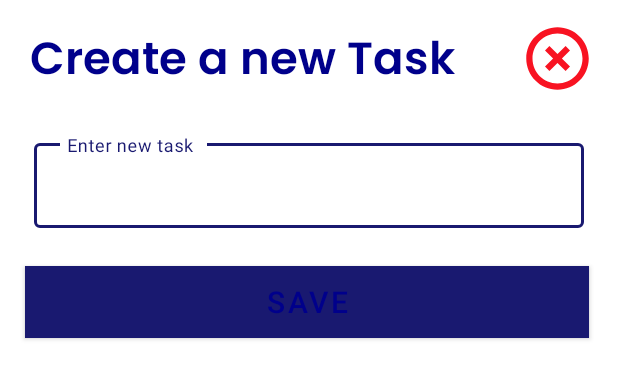
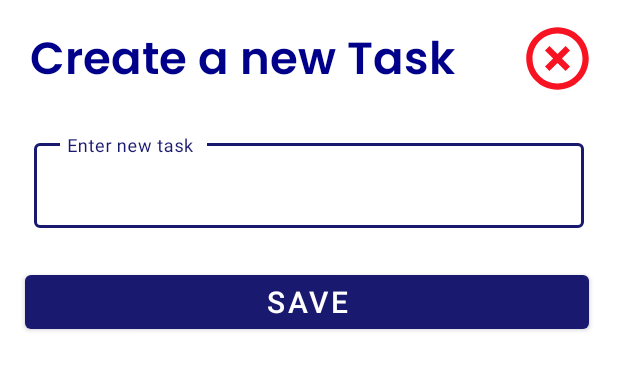
Before and after one commit to sreeginy/ToDo-List, an Android app: the layout add_newtask.xml on its own in the app's theme, with its tools: preview values and no code run, on a phone screen of 412 x 824 dp. Shown: the top 379 px of the screen. Run offline under Robolectric (Android 15) with nearby library versions, the light colour scheme and no system bars; Roboto replaces fonts that are not available here.

Commit message:
modify code

```diff
--- a/app/src/main/java/com/sreeginy/todolist/Utils/DatabaseHelper.java
+++ b/app/src/main/java/com/sreeginy/todolist/Utils/DatabaseHelper.java
@@ -21,7 +21,6 @@ public class DatabaseHelper extends SQLiteOpenHelper {
     public static final String COLUMN_TASK = "TASK";
     public static final String COLUMN_STATUS = "STATUS";
     private Context context;
-
     public DatabaseHelper(@Nullable Context context) {
         super(context, DATABASE_NAME, null, 1);
         this.context = context;
@@ -42,23 +41,19 @@ public class DatabaseHelper extends SQLiteOpenHelper {
         values.put(COLUMN_STATUS, 0);
         db.insert(TABLE_NAME, null, values);
     }
-
     public void updateTask(int id, String task) {
         ContentValues values = new ContentValues();
         values.put(COLUMN_TASK, task);
         db.update(TABLE_NAME, values, "ID=?", new String[]{String.valueOf(id)});
     }
-
     public void updateStatus(int id, int status) {
         ContentValues values = new ContentValues();
         values.put(COLUMN_STATUS, status);
         db.update(TABLE_NAME, values, "ID=?", new String[]{String.valueOf(id)});
     }
-
     public void deleteTask(int id) {
         db.delete(TABLE_NAME, "ID=?", new String[]{String.valueOf(id)});
     }
-
     public List<ToDo> getAllTasks() {
         List<ToDo> modelList = new ArrayList<>();
         Cursor cursor = db.rawQuery("SELECT * FROM " + TABLE_NAME, null);
--- a/app/src/main/res/layout/add_newtask.xml
+++ b/app/src/main/res/layout/add_newtask.xml
@@ -92,8 +92,7 @@
         android:layout_marginTop="25dp"
         android:layout_marginEnd="19dp"
         android:text="Save"
-        android:background="@color/darkblue"
-        android:textColor="@color/darkblue"
+        android:textColor="@color/white"
         android:textSize="20dp"
         android:layout_marginBottom="10dp"/>
 
```
